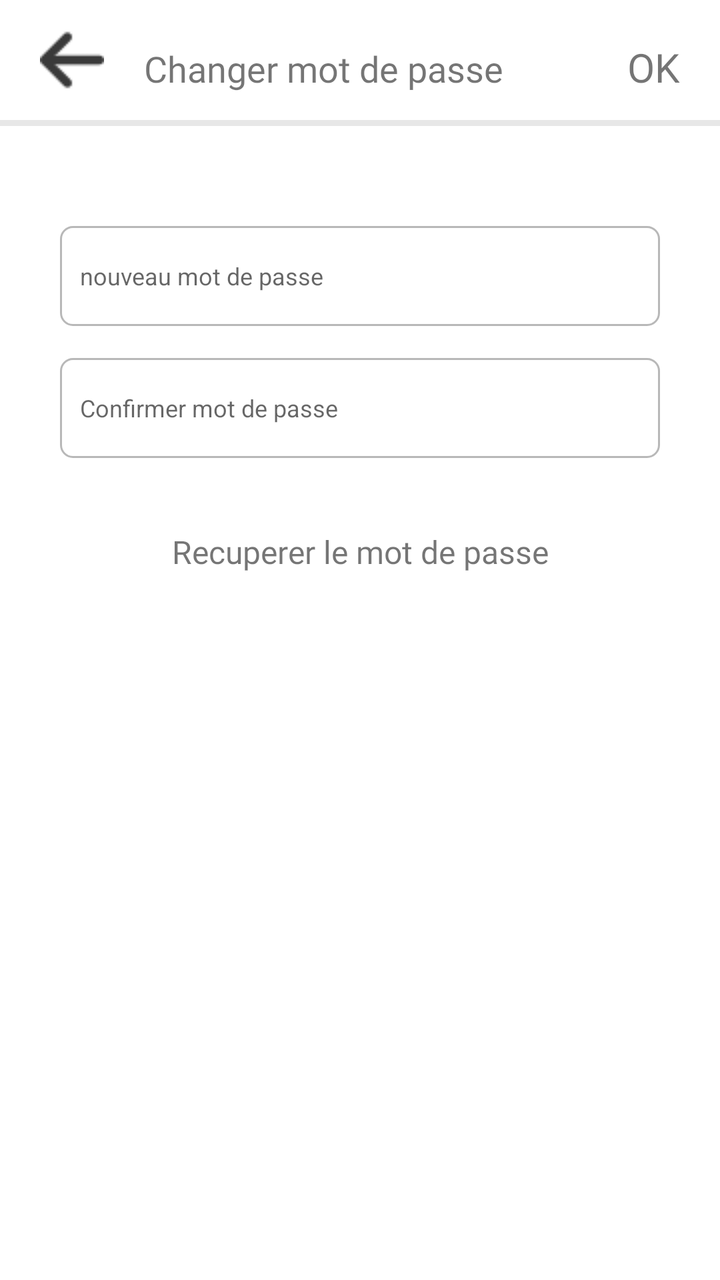
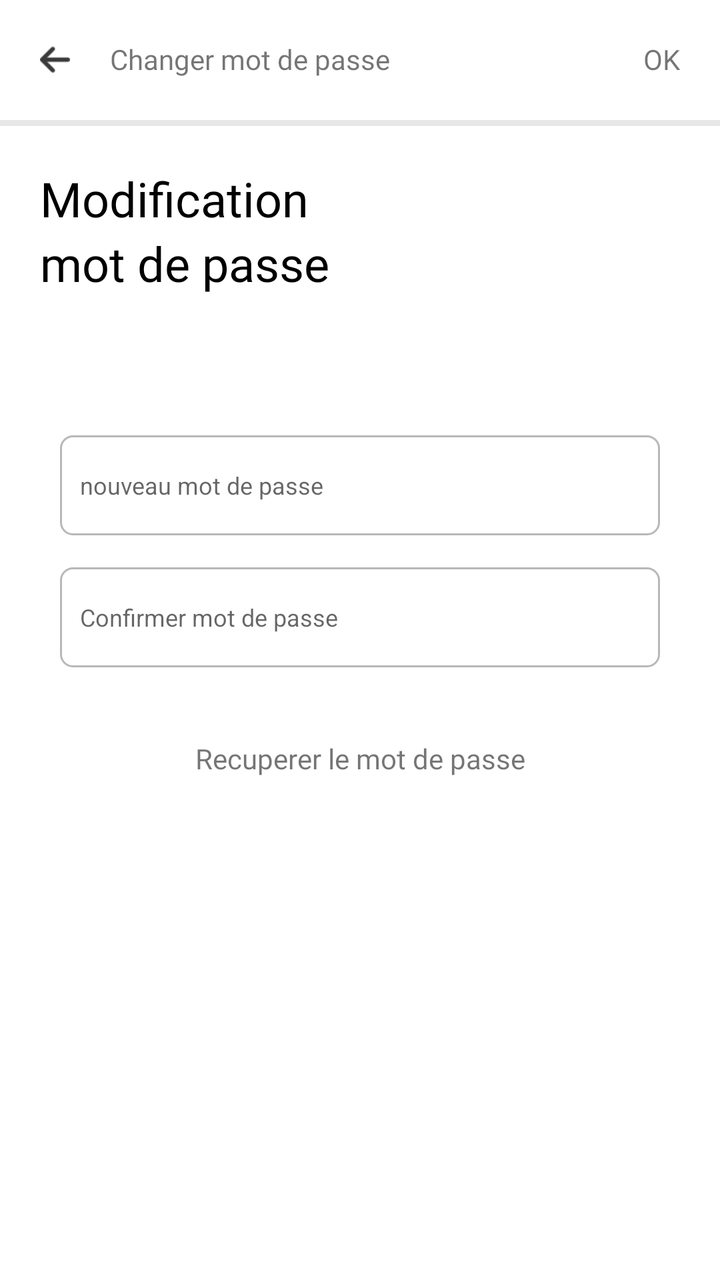

Two renders of the same Android screen: before a commit and after it. Below are the layout's source before the change and the commit's diff.
<!-- AndroidManifest.xml: application theme AppTheme -->
<!-- res/layout/layout_ezeety_changepsswd.xml -->
<?xml version="1.0" encoding="utf-8"?>
<android.support.constraint.ConstraintLayout xmlns:android="http://schemas.android.com/apk/res/android"
    xmlns:tools="http://schemas.android.com/tools"
    android:layout_width="match_parent"
    android:layout_height="match_parent"
    android:background="@color/colorPrimary">
    <LinearLayout
        android:layout_width="match_parent"
        android:layout_height="wrap_content"
        android:gravity="top"
        android:orientation="vertical"
        tools:ignore="MissingConstraints">

        <LinearLayout
            android:layout_width="match_parent"
            android:layout_height="wrap_content"
            android:orientation="horizontal">

            <ImageView
                android:id="@+id/imagebuttonbackChangePsswrd"
                android:layout_width="wrap_content"
                android:layout_height="wrap_content"
                android:layout_gravity="center"
                android:layout_marginLeft="20dp"
                android:layout_marginTop="10dp"
                android:layout_marginBottom="10dp"
                android:src="@drawable/arrow" />
            <TextView
                android:layout_width="wrap_content"
                android:layout_height="40dp"
                android:layout_marginLeft="10dp"
                android:layout_marginRight="10dp"
                android:layout_marginTop="10dp"
                android:layout_marginBottom="10dp"
                android:paddingStart="10dp"
                android:paddingEnd="10dp"
                android:paddingTop="10dp"
                android:text="Changer mot de passe"
                android:textSize="18dp"
                android:fontFamily="@font/roboto_regular"
                />
            <TextView
                android:id="@+id/textViewbuttonOkChangePsswd"
                android:layout_width="match_parent"
                android:layout_height="wrap_content"
                android:gravity="right"
                android:layout_marginLeft="10dp"
                android:layout_marginRight="10dp"
                android:layout_marginTop="10dp"
                android:layout_marginBottom="10dp"
                android:paddingStart="10dp"
                android:paddingEnd="10dp"
                android:paddingTop="10dp"
                android:text="OK"
                android:textSize="20dp"
                android:fontFamily="@font/roboto_bold"/>
        </LinearLayout>

        <LinearLayout
            android:layout_width="match_parent"
            android:layout_height="3dp"
            android:background="@drawable/grayscale_background">

        </LinearLayout>

        <EditText
            android:id="@+id/edittextnewPsswrd"
            style="@style/Widget.AppCompat.EditText"
            android:layout_width="match_parent"
            android:layout_height="50dp"
            android:layout_marginLeft="30dp"
            android:layout_marginRight="30dp"
            android:layout_marginBottom="16dp"
            android:layout_marginTop="50dp"
            android:background="@drawable/ezeety_edittext_style"
            android:ems="10"
            android:freezesText="true"
            android:hint="nouveau mot de passe"
            android:inputType="textPassword"
            android:paddingStart="10dp"
            android:paddingEnd="10dp"
            android:textSize="12dp"/>

        <EditText
            android:id="@+id/edittextConfirmPsswrd"
            style="@style/Widget.AppCompat.EditText"
            android:layout_width="match_parent"
            android:layout_height="50dp"
            android:layout_marginLeft="30dp"
            android:layout_marginRight="30dp"
            android:layout_marginBottom="16dp"
            android:background="@drawable/ezeety_edittext_style"
            android:ems="10"
            android:freezesText="true"
            android:hint="Confirmer mot de passe"
            android:inputType="textPassword"
            android:paddingStart="10dp"
            android:paddingEnd="10dp"
            android:textSize="12dp"/>
        <TextView
            android:id="@+id/textViewbuttonRecupPsswrd"
            android:layout_width="match_parent"
            android:layout_height="wrap_content"
            android:text="Recuperer le mot de passe"
            android:gravity="center"
            android:fontFamily="@font/roboto_regular"
            android:textSize="16dp"
            android:layout_marginTop="20dp"/>
    </LinearLayout>

</android.support.constraint.ConstraintLayout>
<!-- resources referenced by this layout -->
<resources>
  <color name="colorPrimary">#FFFFFF</color>
  <!-- drawable arrow: png bitmap (drawable, 644 bytes) -->
  <!-- drawable ezeety_edittext_style (drawable) -->
  <?xml version ="1.0" encoding ="utf-8"?>
  <shape xmlns:android="http://schemas.android.com/apk/res/android"
  
      android:thickness="0dp"
  
      android:shape="rectangle">
      <stroke android:width="1dp"
  
          android:color="#B8B8B8"/>
      <corners android:radius="6dp" />
      <gradient
  
          android:startColor="#00F3F3F3"
  
          android:endColor="#00F3F3F3"
  
          android:type="linear"
  
          android:angle="270"/>
  </shape>
  <!-- drawable grayscale_background (drawable) -->
  <?xml version ="1.0" encoding ="utf-8"?>
  <shape xmlns:android="http://schemas.android.com/apk/res/android"
  
      android:shape="rectangle"
  
      android:thickness="0dp">
      <solid
          android:color="#E7E7E7"/>
  
  </shape>
  <style name="AppTheme" parent="Theme.AppCompat.Light.NoActionBar">
          
          <item name="colorPrimary">@color/colorPrimary</item>
          <item name="colorPrimaryDark">@color/colorPrimaryDark</item>
          <item name="colorAccent">@color/colorAccent</item>
      </style>
  <color name="colorPrimaryDark">#FFFFFF</color>
  <color name="colorAccent">#5BA69D</color>
</resources>

<!-- the commit's change to res/layout/layout_ezeety_changepsswd.xml (unified diff, before → after) -->
@@ -1,5 +1,6 @@
 <?xml version="1.0" encoding="utf-8"?>
 <android.support.constraint.ConstraintLayout xmlns:android="http://schemas.android.com/apk/res/android"
+    xmlns:app="http://schemas.android.com/apk/res-auto"
     xmlns:tools="http://schemas.android.com/tools"
     android:layout_width="match_parent"
     android:layout_height="match_parent"
@@ -18,13 +19,13 @@
 
             <ImageView
                 android:id="@+id/imagebuttonbackChangePsswrd"
-                android:layout_width="wrap_content"
-                android:layout_height="wrap_content"
+                android:layout_width="15dp"
+                android:layout_height="15dp"
                 android:layout_gravity="center"
                 android:layout_marginLeft="20dp"
                 android:layout_marginTop="10dp"
                 android:layout_marginBottom="10dp"
-                android:src="@drawable/arrow" />
+                app:srcCompat="@drawable/arrow" />
             <TextView
                 android:layout_width="wrap_content"
                 android:layout_height="40dp"
@@ -36,7 +37,7 @@
                 android:paddingEnd="10dp"
                 android:paddingTop="10dp"
                 android:text="Changer mot de passe"
-                android:textSize="18dp"
+                android:textSize="14dp"
                 android:fontFamily="@font/roboto_regular"
                 />
             <TextView
@@ -52,7 +53,7 @@
                 android:paddingEnd="10dp"
                 android:paddingTop="10dp"
                 android:text="OK"
-                android:textSize="20dp"
+                android:textSize="14dp"
                 android:fontFamily="@font/roboto_bold"/>
         </LinearLayout>
 
@@ -62,7 +63,26 @@
             android:background="@drawable/grayscale_background">
 
         </LinearLayout>
-
+        <TextView
+            android:layout_width="wrap_content"
+            android:layout_height="wrap_content"
+            android:text="Modification"
+            android:textSize="24dp"
+            android:textColor="#000000"
+            android:fontFamily="@font/roboto_regular"
+            android:layout_marginLeft="20dp"
+            android:layout_marginTop="20dp"
+            />
+        <TextView
+            android:layout_width="wrap_content"
+            android:layout_height="wrap_content"
+            android:text="mot de passe"
+            android:textSize="24dp"
+            android:textColor="#000000"
+            android:fontFamily="@font/roboto_regular"
+            android:layout_marginLeft="20dp"
+            android:layout_marginBottom="20dp"
+            />
         <EditText
             android:id="@+id/edittextnewPsswrd"
             style="@style/Widget.AppCompat.EditText"
@@ -82,7 +102,7 @@
             android:textSize="12dp"/>
 
         <EditText
-            android:id="@+id/edittextConfirmPsswrd"
+            android:id="@+id/edittextConfirmNewPsswrd"
             style="@style/Widget.AppCompat.EditText"
             android:layout_width="match_parent"
             android:layout_height="50dp"
@@ -104,7 +124,7 @@
             android:text="Recuperer le mot de passe"
             android:gravity="center"
             android:fontFamily="@font/roboto_regular"
-            android:textSize="16dp"
+            android:textSize="14dp"
             android:layout_marginTop="20dp"/>
     </LinearLayout>
 
